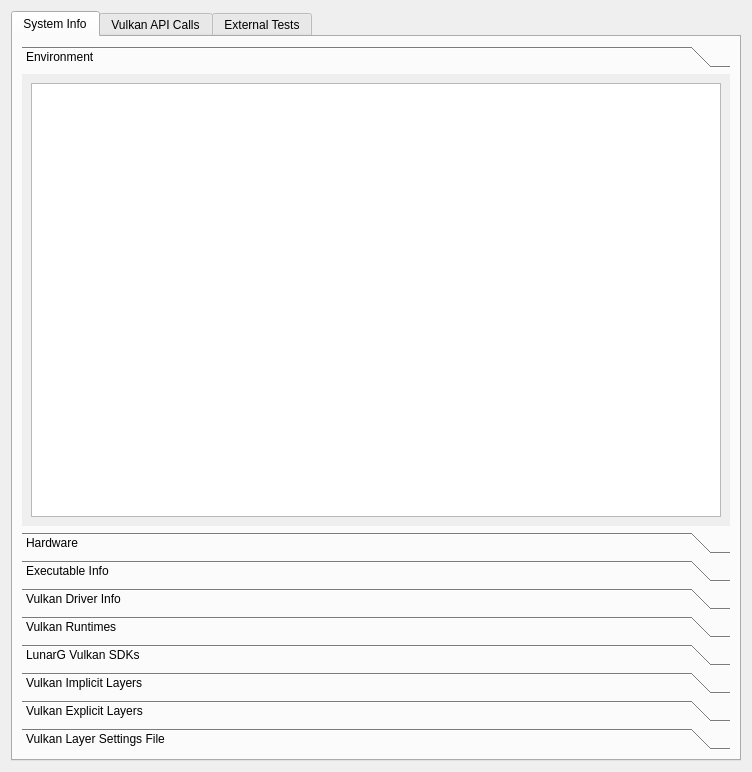
Old version of the form vkconfig/dlgvulkananalysis.ui in the repository LunarG/VulkanTools.
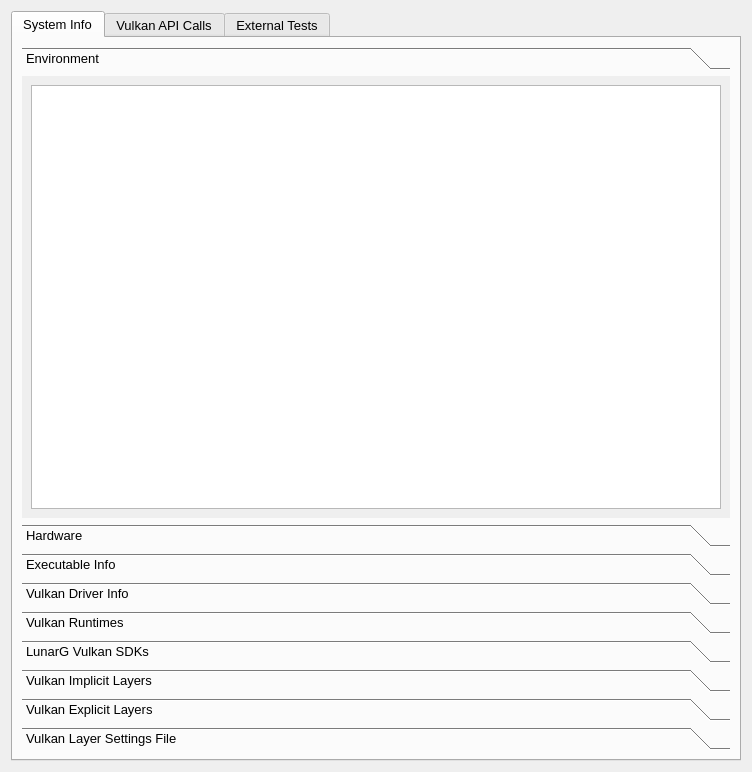
New version of the form.

Commit message: vkconfig2: All dialogs Arial 10 point

```diff
--- a/vkconfig/dlgvulkananalysis.ui
+++ b/vkconfig/dlgvulkananalysis.ui
@@ -13,6 +13,7 @@
   <property name="font">
    <font>
     <family>Arial</family>
+    <pointsize>10</pointsize>
    </font>
   </property>
   <property name="windowTitle">
@@ -48,7 +49,7 @@
               <x>0</x>
               <y>0</y>
               <width>708</width>
-              <height>455</height>
+              <height>435</height>
              </rect>
             </property>
             <attribute name="label">
```
Left out of the diff: 24 changed lines with no effect on the pictures. The commit also changes 7 other files.
